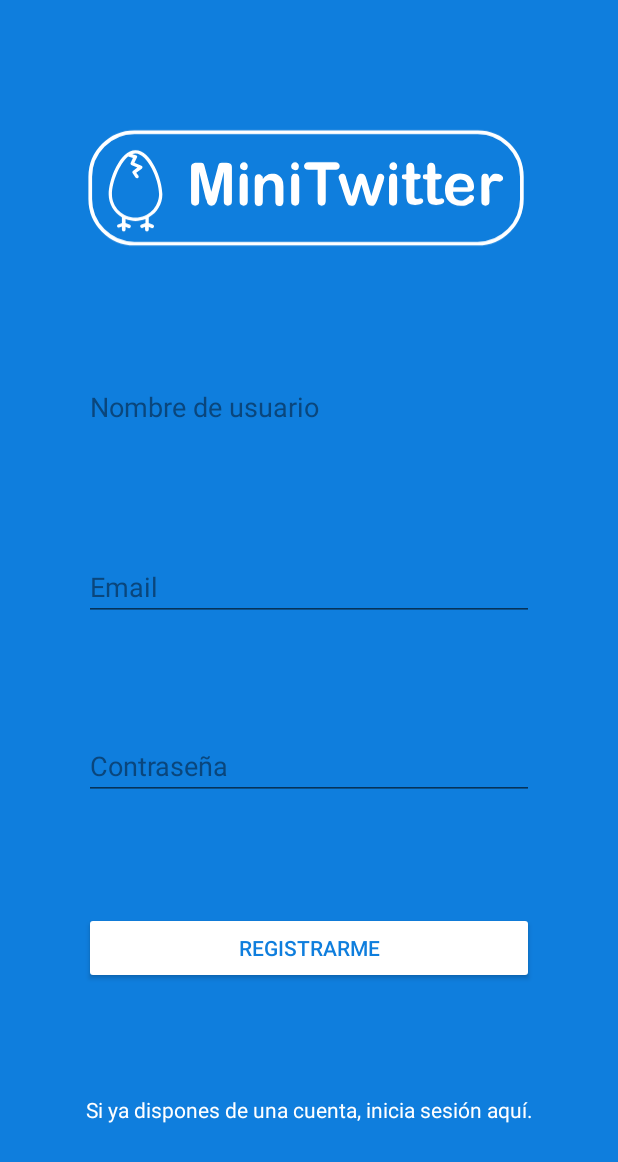
After one commit to Monzonprog/MiniTwitter, an Android app: the SingUpActivity screen opened directly, with no data from a screen before it, on a phone screen of 412 x 824 dp. The commit adds this screen. Shown: the top 1162 px of the screen. Run offline under Robolectric (Android 15) with nearby library versions, the phone set to English and light mode, and no system bars.

Commit message:
Creamos pantalla de registro

```diff
--- a/app/build.gradle
+++ b/app/build.gradle
@@ -26,6 +26,7 @@ android {
 }
 
 dependencies {
+
     implementation fileTree(dir: 'libs', include: ['*.jar'])
     implementation "org.jetbrains.kotlin:kotlin-stdlib-jdk7:$kotlin_version"
     implementation 'androidx.appcompat:appcompat:1.1.0'
--- a/app/src/main/AndroidManifest.xml
+++ b/app/src/main/AndroidManifest.xml
@@ -9,6 +9,7 @@
         android:roundIcon="@mipmap/ic_launcher_round"
         android:supportsRtl="true"
         android:theme="@style/AppTheme">
+        <activity android:name=".SingUpActivity"></activity>
         <activity android:name=".MainActivity">
             <intent-filter>
                 <action android:name="android.intent.action.MAIN" />
--- /dev/null
+++ b/app/src/main/java/com/jmonzon/minitwitter/SingUpActivity.kt
@@ -0,0 +1,44 @@
+package com.jmonzon.minitwitter
+
+import android.content.Intent
+import androidx.appcompat.app.AppCompatActivity
+import android.os.Bundle
+import android.view.View
+import android.widget.Button
+import android.widget.TextView
+import android.widget.Toast
+
+class SingUpActivity : AppCompatActivity() {
+
+    private lateinit var btnSignup : Button
+    private lateinit var tvGoLogin : TextView
+
+    override fun onCreate(savedInstanceState: Bundle?) {
+        supportActionBar?.hide()
+        super.onCreate(savedInstanceState)
+        setContentView(R.layout.activity_sign_up)
+
+        btnSignup = findViewById(R.id.buttonSignup)
+        tvGoLogin = findViewById(R.id.textViewGoLogin)
+
+        btnSignup.setOnClickListener(listener)
+        tvGoLogin.setOnClickListener(listener)
+    }
+
+    //Listener for elements in view
+    private val listener= View.OnClickListener { view ->
+        when (view.getId()) {
+            R.id.buttonSignup -> {
+                Toast.makeText(this, "SignUp", Toast.LENGTH_LONG).show()
+            }
+            R.id.textViewGoLogin -> goToLogin()
+        }
+    }
+
+    //Function to navigate to login Screen
+    private fun goToLogin() {
+        val intent = Intent (this, MainActivity::class.java)
+        startActivity(intent)
+        finish()
+    }
+}
--- /dev/null
+++ b/app/src/main/res/layout/activity_sign_up.xml
@@ -0,0 +1,93 @@
+<?xml version="1.0" encoding="utf-8"?>
+<androidx.constraintlayout.widget.ConstraintLayout xmlns:android="http://schemas.android.com/apk/res/android"
+    xmlns:app="http://schemas.android.com/apk/res-auto"
+    xmlns:tools="http://schemas.android.com/tools"
+    android:layout_width="match_parent"
+    android:layout_height="match_parent"
+    android:background="@color/colorAzul"
+    tools:context=".SingUpActivity">
+
+    <ImageView
+        android:id="@+id/imageView"
+        android:layout_width="300dp"
+        android:layout_height="100dp"
+        app:layout_constraintBottom_toTopOf="@+id/editTextUserName"
+        app:layout_constraintEnd_toEndOf="parent"
+        app:layout_constraintStart_toStartOf="parent"
+        app:layout_constraintTop_toTopOf="parent"
+        app:srcCompat="@drawable/ic_logo_minitwitter_white" />
+
+    <EditText
+        android:id="@+id/editTextUserName"
+        android:layout_width="300dp"
+        android:layout_height="wrap_content"
+        android:ems="10"
+        android:inputType="textPersonName"
+        android:hint="@string/hint_username"
+        android:textColor="@android:color/white"
+        android:textColorHighlight="@color/colorAzulDark"
+        android:textColorHint="@color/colorAzulDark"
+        android:textColorLink="@android:color/white"
+        app:layout_constraintBottom_toTopOf="@+id/editTextEmail"
+        app:layout_constraintEnd_toEndOf="@+id/imageView"
+        app:layout_constraintStart_toStartOf="@+id/imageView"
+        app:layout_constraintTop_toBottomOf="@+id/imageView" />
+
+    <EditText
+        android:id="@+id/editTextEmail"
+        android:layout_width="300dp"
+        android:layout_height="wrap_content"
+        android:ems="10"
+        android:hint="@string/hint_email"
+        android:inputType="textEmailAddress"
+        android:textColor="@android:color/white"
+        android:textColorHighlight="@color/colorAzulDark"
+        android:textColorHint="@color/colorAzulDark"
+        android:textColorLink="@android:color/white"
+        app:layout_constraintBottom_toTopOf="@+id/editTextPassword"
+        app:layout_constraintEnd_toEndOf="@+id/editTextUserName"
+        app:layout_constraintStart_toStartOf="@+id/editTextUserName"
+        app:layout_constraintTop_toBottomOf="@+id/editTextUserName" />
+
+    <EditText
+        android:id="@+id/editTextPassword"
+        android:layout_width="300dp"
+        android:layout_height="wrap_content"
+        android:ems="10"
+        android:hint="@string/hint_password"
+        android:inputType="textPassword"
+        android:textColor="@android:color/white"
+        android:textColorHighlight="@color/colorAzulDark"
+        android:textColorHint="@color/colorAzulDark"
+        android:textColorLink="@android:color/white"
+        app:layout_constraintBottom_toTopOf="@+id/buttonSignup"
+        app:layout_constraintEnd_toEndOf="@+id/editTextEmail"
+        app:layout_constraintStart_toStartOf="@+id/editTextEmail"
+        app:layout_constraintTop_toBottomOf="@+id/editTextEmail" />
+
+    <Button
+        android:id="@+id/buttonSignup"
+        android:layout_width="300dp"
+        android:layout_height="wrap_content"
+        android:backgroundTint="@android:color/white"
+        android:text="@string/btn_signup"
+        android:textColor="@color/colorAzul"
+        app:layout_constraintBottom_toTopOf="@+id/textViewGoLogin"
+        app:layout_constraintEnd_toEndOf="@+id/editTextPassword"
+        app:layout_constraintStart_toStartOf="@+id/editTextPassword"
+        app:layout_constraintTop_toBottomOf="@+id/editTextPassword" />
+
+    <TextView
+        android:id="@+id/textViewGoLogin"
+        android:layout_width="300dp"
+        android:layout_height="wrap_content"
+        android:gravity="center"
+        android:text="@string/text_go_login"
+        android:textColor="@android:color/white"
+        app:layout_constraintBottom_toBottomOf="parent"
+        app:layout_constraintEnd_toEndOf="@+id/buttonSignup"
+        app:layout_constraintStart_toStartOf="@+id/buttonSignup"
+        app:layout_constraintTop_toBottomOf="@+id/buttonSignup"/>
+
+
+</androidx.constraintlayout.widget.ConstraintLayout>
--- a/app/src/main/res/values/colors.xml
+++ b/app/src/main/res/values/colors.xml
@@ -1,8 +1,8 @@
 <?xml version="1.0" encoding="utf-8"?>
 <resources>
-    <color name="colorPrimary">#6200EE</color>
-    <color name="colorPrimaryDark">#3700B3</color>
-    <color name="colorAccent">#03DAC5</color>
+    <color name="colorPrimary">#FFFFFF</color>
+    <color name="colorPrimaryDark">#BBBBBB</color>
+    <color name="colorAccent">@color/colorAzul</color>
     <color name="colorAzul">#0F7EDD</color>
     <color name="colorAzulDark">#0A467C</color>
 </resources>
--- a/app/src/main/res/values/strings.xml
+++ b/app/src/main/res/values/strings.xml
@@ -2,6 +2,9 @@
     <string name="app_name">MiniTwitter</string>
     <string name="hint_email">Email</string>
     <string name="hint_password">Contraseña</string>
-    <string name="btn_login">INICIAR SESIÓN</string>
+    <string name="btn_login">Iniciar sesión</string>
     <string name="text_create_account">Si aún no tienes cuenta, regístrate aquí.</string>
+    <string name="hint_username">Nombre de usuario</string>
+    <string name="text_go_login">Si ya dispones de una cuenta, inicia sesión aquí.</string>
+    <string name="btn_signup">Registrarme</string>
 </resources>
--- a/app/src/main/res/values/styles.xml
+++ b/app/src/main/res/values/styles.xml
@@ -4,7 +4,7 @@
     <style name="AppTheme" parent="Theme.AppCompat.Light.DarkActionBar">
         <!-- Customize your theme here. -->
         <item name="colorPrimary">@color/colorPrimary</item>
-        <item name="colorPrimaryDark">@color/colorPrimaryDark</item>
+        <item name="colorPrimaryDark">@color/colorAzul</item>
         <item name="colorAccent">@color/colorAccent</item>
     </style>
 
```
